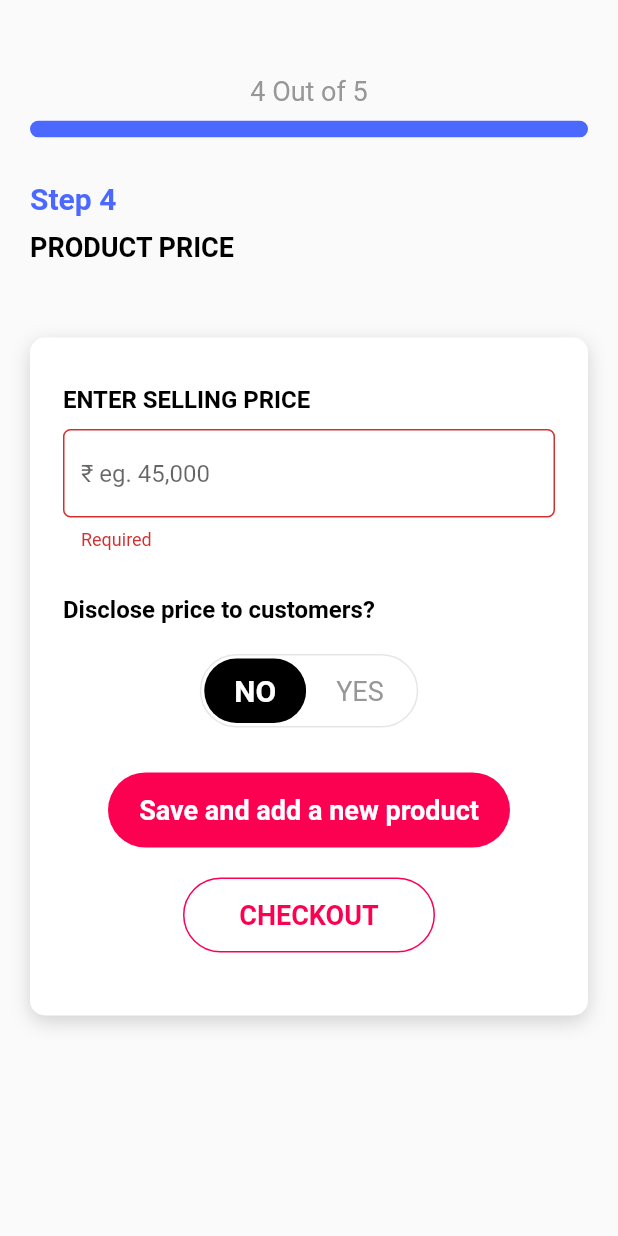
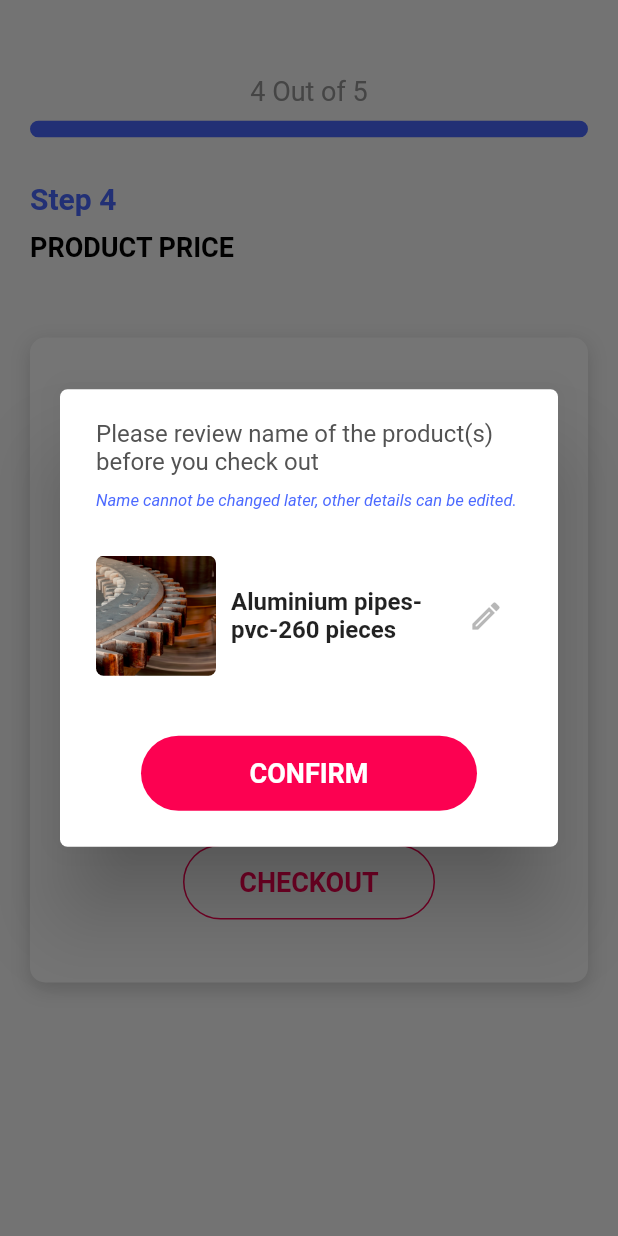
Before and after one commit to SankarshanDudhate/de_stock, a Flutter app: the PostAd3 screen opened directly, after a tap on "Save and add a new product", on a phone screen of 412 x 824 dp. Run offline on Flutter 3.47's test engine with Material 2 defaults, Android fonts, the phone set to English and light mode, and no system bars; our stand-ins replace carousel_slider, file_picker, flutter_icons, flutter_svg, fluttertoast, image_picker and 1 more; accounts and stored records are empty; Roboto replaces fonts that are missing (Arial, Poppins).

Commit message:
added review name dialog before checkout - postAd3

```diff
--- a/lib/PostAnAd/postAd_3.dart
+++ b/lib/PostAnAd/postAd_3.dart
@@ -1,6 +1,7 @@
 import 'dart:io';
 import 'dart:developer';
 import 'package:destock/PostAnAd/postAd_4.dart';
+import 'package:destock/PostAnAd/reviewNameDialog.dart';
 import 'package:flutter/material.dart';
 import 'package:flutter/services.dart';
 import 'package:flutter_svg/flutter_svg.dart';
@@ -257,7 +258,10 @@ class _PostAd3State extends State<PostAd3> {
                                print(respJson["Details"]);
                              }
                         },
-
+                            child: GestureDetector(
+                              onTap: (){
+                                _buildEditDialogue(context);
+                              },
                               child: Container(
                                   height: 50,
                                   margin: EdgeInsets.symmetric(horizontal: 30),
@@ -267,6 +271,7 @@ class _PostAd3State extends State<PostAd3> {
                                   ),
                                   child: Center(
                                     child: Text("Save and add a new product", style: TextStyle(color: Colors.white, fontSize: 18,fontWeight: FontWeight.bold)),
+                                  ),
                                 ),
                             ),
                       ),
@@ -304,4 +309,22 @@ class _PostAd3State extends State<PostAd3> {
       )
     );
   }
+
+  void _buildEditDialogue(BuildContext context) {
+
+    var alertDialog = AlertDialog(
+      content : reviewNameDialog(),
+      shape: RoundedRectangleBorder(
+                   borderRadius: BorderRadius.all(Radius.circular(5.0))
+               ),
+    );
+
+    showDialog(
+      context: context,
+      builder: (BuildContext context) {
+        return alertDialog;
       }
+    );
+  }
+
+}
--- /dev/null
+++ b/lib/PostAnAd/reviewNameDialog.dart
@@ -0,0 +1,94 @@
+import 'package:flutter/material.dart';
+
+class reviewNameDialog extends StatefulWidget {
+  @override
+  _reviewNameDialogState createState() => _reviewNameDialogState();
+}
+
+class _reviewNameDialogState extends State<reviewNameDialog> {
+
+  String imageSrc = 'assets/images/IMG1.png';
+  String productName = "Aluminium pipes- pvc-260 pieces";
+  TextEditingController editNameController = new TextEditingController();
+  bool edit = false;
+  bool editFlag = false;
+
+  void initState(){
+     super.initState();
+     editNameController.text = productName;
+  }
+
+  Widget _buildReviewProduct(){
+    return Container(
+      child: Row(
+        mainAxisAlignment: MainAxisAlignment.spaceBetween,
+        children: [
+          ClipRRect(
+            borderRadius: BorderRadius.all(Radius.circular(5)),
+            child: Image.asset(imageSrc, fit: BoxFit.cover, width: 80,height: 80,)
+          ),
+          SizedBox(width: 10,),
+          Flexible(
+            child: Column(
+              children: [
+                editFlag == true ? TextFormField(
+              //initialValue: productName,
+              controller: editNameController,
+            )
+            :  Text(editNameController.text,style: TextStyle(fontSize: 16,fontWeight: FontWeight.bold),),
+            ],),
+          ),
+          IconButton(
+            icon: editFlag == false ? Icon(Icons.edit_outlined,color: Color(0xFFB7B7B7),)
+            :  Icon(Icons.check_circle_outline,color: Color(0xFFB7B7B7),),
+            onPressed: (){
+              setState(() {
+                if(editFlag == false){
+                  this.editFlag = true;
+                }
+                else{
+                  this.editFlag = false;
+                }
+
+              });
+            }
+            )
+        ],
+      ),
+    );
+  }
+
+  @override
+  Widget build(BuildContext context) {
+    return Container(
+      child: SingleChildScrollView(
+        child: Column(
+          mainAxisSize: MainAxisSize.min,
+          crossAxisAlignment: CrossAxisAlignment.start,
+          children: [
+            Text("Please review name of the product(s) before you check out", style: TextStyle(color: Color(0xFF535353),fontSize: 16),),
+            SizedBox(height:10),
+            Text("Name cannot be changed later, other details can be edited.", style: TextStyle(color: Color(0xFF4B69FF),fontSize: 11,fontStyle: FontStyle.italic),),
+            SizedBox(height:30),
+            // TODO(send list of saved items)
+              _buildReviewProduct(),
+            SizedBox(height:40),
+            GestureDetector(
+              child: Container(
+                height: 50,
+                margin: EdgeInsets.symmetric(horizontal: 30),
+                decoration: BoxDecoration(
+                    borderRadius: BorderRadius.circular(30),
+                    color: Color(0xFFFC0151),
+                ),
+                child: Center(
+                  child: Text("CONFIRM", style: TextStyle(color: Colors.white, fontSize: 18,fontWeight: FontWeight.bold)),
+                ),
+              ),
+            ),
+          ],
+        ),
+      ),
+    );
+  }
+}
```
Lines whose indentation alone changed are shown as unchanged.
